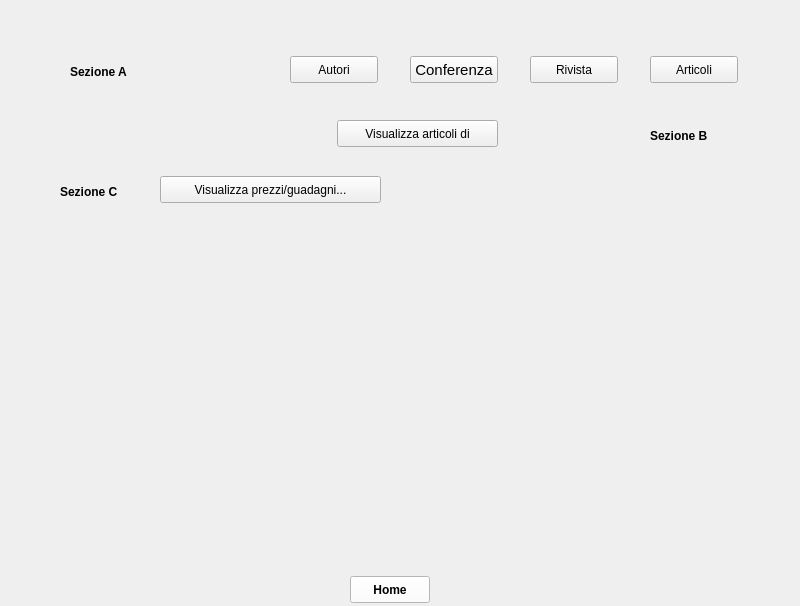
Before: the Qt Designer form Progetto/mainwindow.ui in Fappio97/ProjectPO, drawn with Qt 5.
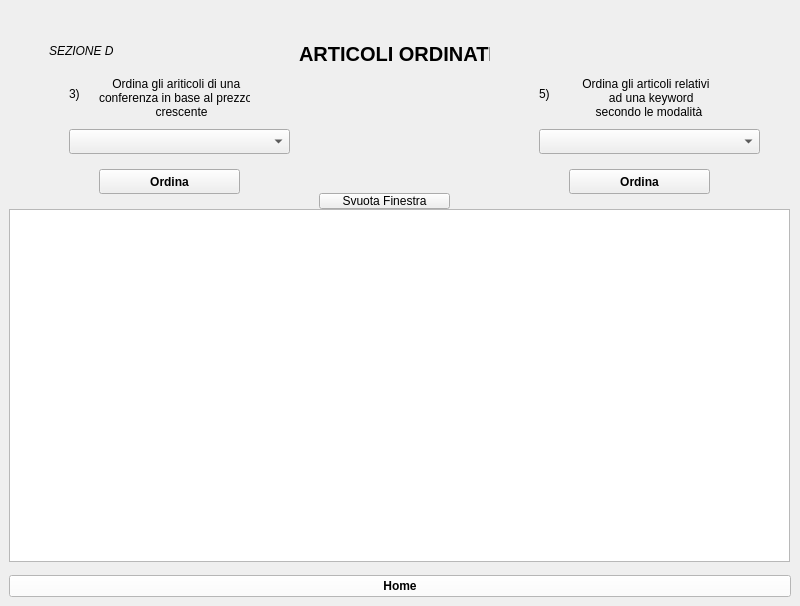
After: the same form once the commit is applied. The open tabs and pages were chosen to show the change.

Commit message: Sezione D?

Diff of the .ui file:
```diff
--- a/Progetto/mainwindow.ui
+++ b/Progetto/mainwindow.ui
@@ -59,42 +59,19 @@
   <property name="windowOpacity">
    <double>1.000000000000000</double>
   </property>
+  <property name="styleSheet">
+   <string notr="true"/>
+  </property>
   <property name="locale">
    <locale language="Italian" country="Italy"/>
   </property>
   <widget class="QWidget" name="centralwidget">
-   <widget class="QPushButton" name="Home">
-    <property name="geometry">
-     <rect>
-      <x>350</x>
-      <y>576</y>
-      <width>80</width>
-      <height>27</height>
-     </rect>
-    </property>
-    <property name="font">
-     <font>
-      <weight>75</weight>
-      <bold>true</bold>
-     </font>
-    </property>
     <property name="styleSheet">
-     <string notr="true">background-color: rgb(255, 255, 255);
-color: rgb(0, 0, 0);</string>
-    </property>
-    <property name="text">
-     <string>Home</string>
-    </property>
-   </widget>
+    <string notr="true"/>
+   </property>
+   <layout class="QVBoxLayout" name="verticalLayout">
+    <item>
    <widget class="QStackedWidget" name="stackedWidget">
-    <property name="geometry">
-     <rect>
-      <x>0</x>
-      <y>0</y>
-      <width>801</width>
-      <height>569</height>
-     </rect>
-    </property>
     <widget class="QWidget" name="PaginaPrincipale">
      <widget class="QPushButton" name="VaiPaginaAutori">
       <property name="geometry">
@@ -177,7 +154,7 @@
        <rect>
         <x>650</x>
         <y>128</y>
-        <width>101</width>
+          <width>71</width>
         <height>16</height>
        </rect>
       </property>
@@ -208,8 +185,8 @@
       <property name="geometry">
        <rect>
         <x>60</x>
-        <y>184</y>
-        <width>101</width>
+          <y>176</y>
+          <width>81</width>
         <height>16</height>
        </rect>
       </property>
@@ -2073,7 +2050,232 @@
       </property>
      </widget>
     </widget>
-   </widget>
+      <widget class="QWidget" name="PaginaArticoliOrdinati">
+       <widget class="QLabel" name="TITLE_9">
+        <property name="geometry">
+         <rect>
+          <x>290</x>
+          <y>32</y>
+          <width>191</width>
+          <height>25</height>
+         </rect>
+        </property>
+        <property name="font">
+         <font>
+          <pointsize>15</pointsize>
+          <weight>75</weight>
+          <bold>true</bold>
+         </font>
+        </property>
+        <property name="text">
+         <string>ARTICOLI ORDINATI</string>
+        </property>
+       </widget>
+       <widget class="QLabel" name="Rivista_2">
+        <property name="geometry">
+         <rect>
+          <x>60</x>
+          <y>72</y>
+          <width>16</width>
+          <height>25</height>
+         </rect>
+        </property>
+        <property name="font">
+         <font>
+          <pointsize>9</pointsize>
+         </font>
+        </property>
+        <property name="text">
+         <string>3) </string>
+        </property>
+       </widget>
+       <widget class="QPushButton" name="OrdinaConferenze">
+        <property name="geometry">
+         <rect>
+          <x>90</x>
+          <y>160</y>
+          <width>141</width>
+          <height>25</height>
+         </rect>
+        </property>
+        <property name="font">
+         <font>
+          <weight>75</weight>
+          <bold>true</bold>
+         </font>
+        </property>
+        <property name="styleSheet">
+         <string notr="true"/>
+        </property>
+        <property name="text">
+         <string>Ordina</string>
+        </property>
+       </widget>
+       <widget class="QLabel" name="SEZIONEC_2">
+        <property name="geometry">
+         <rect>
+          <x>40</x>
+          <y>32</y>
+          <width>81</width>
+          <height>19</height>
+         </rect>
+        </property>
+        <property name="font">
+         <font>
+          <pointsize>9</pointsize>
+          <italic>true</italic>
+         </font>
+        </property>
+        <property name="text">
+         <string>SEZIONE D</string>
+        </property>
+       </widget>
+       <widget class="QLabel" name="label_16">
+        <property name="geometry">
+         <rect>
+          <x>90</x>
+          <y>56</y>
+          <width>151</width>
+          <height>65</height>
+         </rect>
+        </property>
+        <property name="font">
+         <font>
+          <pointsize>9</pointsize>
+         </font>
+        </property>
+        <property name="text">
+         <string>    Ordina gli ariticoli di una
+conferenza in base al prezzo
+                 crescente</string>
+        </property>
+       </widget>
+       <widget class="QPushButton" name="SvuotaFinestra_3">
+        <property name="geometry">
+         <rect>
+          <x>310</x>
+          <y>184</y>
+          <width>131</width>
+          <height>16</height>
+         </rect>
+        </property>
+        <property name="text">
+         <string>Svuota Finestra</string>
+        </property>
+       </widget>
+       <widget class="QPlainTextEdit" name="VisualizzaArticoliOdirnati">
+        <property name="geometry">
+         <rect>
+          <x>0</x>
+          <y>200</y>
+          <width>781</width>
+          <height>353</height>
+         </rect>
+        </property>
+       </widget>
+       <widget class="QComboBox" name="ConferenzeBox_2">
+        <property name="geometry">
+         <rect>
+          <x>60</x>
+          <y>120</y>
+          <width>221</width>
+          <height>25</height>
+         </rect>
+        </property>
+       </widget>
+       <widget class="QComboBox" name="KeywordBox">
+        <property name="geometry">
+         <rect>
+          <x>530</x>
+          <y>120</y>
+          <width>221</width>
+          <height>25</height>
+         </rect>
+        </property>
+       </widget>
+       <widget class="QLabel" name="Rivista_3">
+        <property name="geometry">
+         <rect>
+          <x>530</x>
+          <y>72</y>
+          <width>16</width>
+          <height>25</height>
+         </rect>
+        </property>
+        <property name="font">
+         <font>
+          <pointsize>9</pointsize>
+         </font>
+        </property>
+        <property name="text">
+         <string>5)</string>
+        </property>
+       </widget>
+       <widget class="QLabel" name="label_17">
+        <property name="geometry">
+         <rect>
+          <x>560</x>
+          <y>56</y>
+          <width>151</width>
+          <height>65</height>
+         </rect>
+        </property>
+        <property name="font">
+         <font>
+          <pointsize>9</pointsize>
+         </font>
+        </property>
+        <property name="text">
+         <string>    Ordina gli articoli relativi
+            ad una keyword
+        secondo le modalità</string>
+        </property>
+       </widget>
+       <widget class="QPushButton" name="OrdinaKeyword">
+        <property name="geometry">
+         <rect>
+          <x>560</x>
+          <y>160</y>
+          <width>141</width>
+          <height>25</height>
+         </rect>
+        </property>
+        <property name="font">
+         <font>
+          <weight>75</weight>
+          <bold>true</bold>
+         </font>
+        </property>
+        <property name="styleSheet">
+         <string notr="true"/>
+        </property>
+        <property name="text">
+         <string>Ordina</string>
+        </property>
+       </widget>
+      </widget>
+     </widget>
+    </item>
+    <item>
+     <widget class="QPushButton" name="Home">
+      <property name="font">
+       <font>
+        <weight>75</weight>
+        <bold>true</bold>
+       </font>
+      </property>
+      <property name="styleSheet">
+       <string notr="true">background-color: rgb(255, 255, 255);
+color: rgb(0, 0, 0);</string>
+      </property>
+      <property name="text">
+       <string>Home</string>
+      </property>
+     </widget>
+    </item>
+   </layout>
+   <zorder>stackedWidget</zorder>
+   <zorder>Home</zorder>
   </widget>
  </widget>
  <resources/>
```
Left out of the diff: 32 changed lines with no effect on the pictures. Lines whose indentation alone changed are shown as unchanged. The commit also changes 7 other files.
